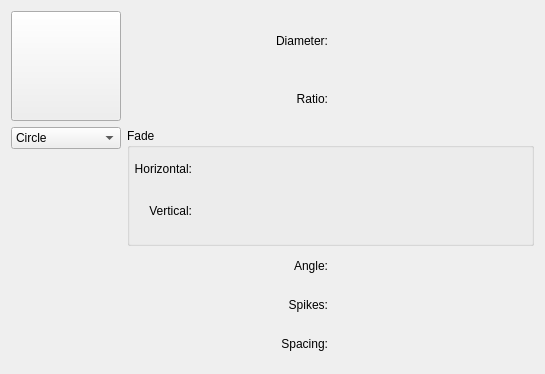
First picture: the form in krita/plugins/paintops/libpaintop/wdgautobrush.ui, repository KDE/krita, before the edit.
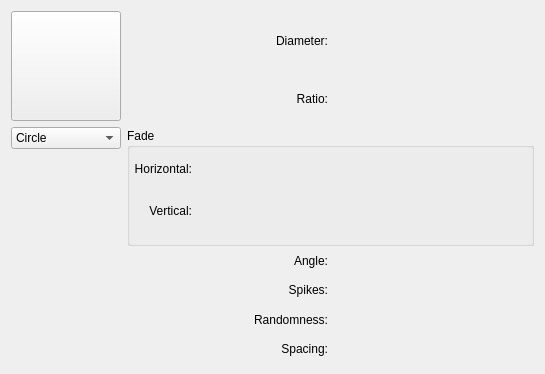
Second picture: the form after the edit. Custom widgets are drawn as their Qt base class.

```diff
--- a/krita/plugins/paintops/libpaintop/wdgautobrush.ui
+++ b/krita/plugins/paintops/libpaintop/wdgautobrush.ui
@@ -190,13 +190,16 @@
          </property>
         </widget>
        </item>
-       <item row="2" column="1">
+       <item row="3" column="1">
         <widget class="KisDoubleSliderSpinBox" name="inputSpacing" native="true"/>
        </item>
        <item row="1" column="1">
         <widget class="KisSliderSpinBox" name="inputSpikes" native="true"/>
        </item>
-       <item row="2" column="0">
+       <item row="2" column="1">
+        <widget class="KisDoubleSliderSpinBox" name="inputRandomness" native="true"/>
+       </item>
+       <item row="3" column="0">
         <widget class="QLabel" name="label_2">
          <property name="text">
           <string>Spacing:</string>
@@ -216,6 +219,16 @@
          </property>
         </widget>
        </item>
+       <item row="2" column="0">
+        <widget class="QLabel" name="label_randomness">
+         <property name="text">
+          <string>Randomness:</string>
+         </property>
+         <property name="alignment">
+          <set>Qt::AlignRight|Qt::AlignTrailing|Qt::AlignVCenter</set>
+         </property>
+        </widget>
+       </item>
        <item row="0" column="0">
         <widget class="QLabel" name="label_3">
          <property name="text">
```
Left out of the diff: 16 changed lines with no effect on the pictures.
